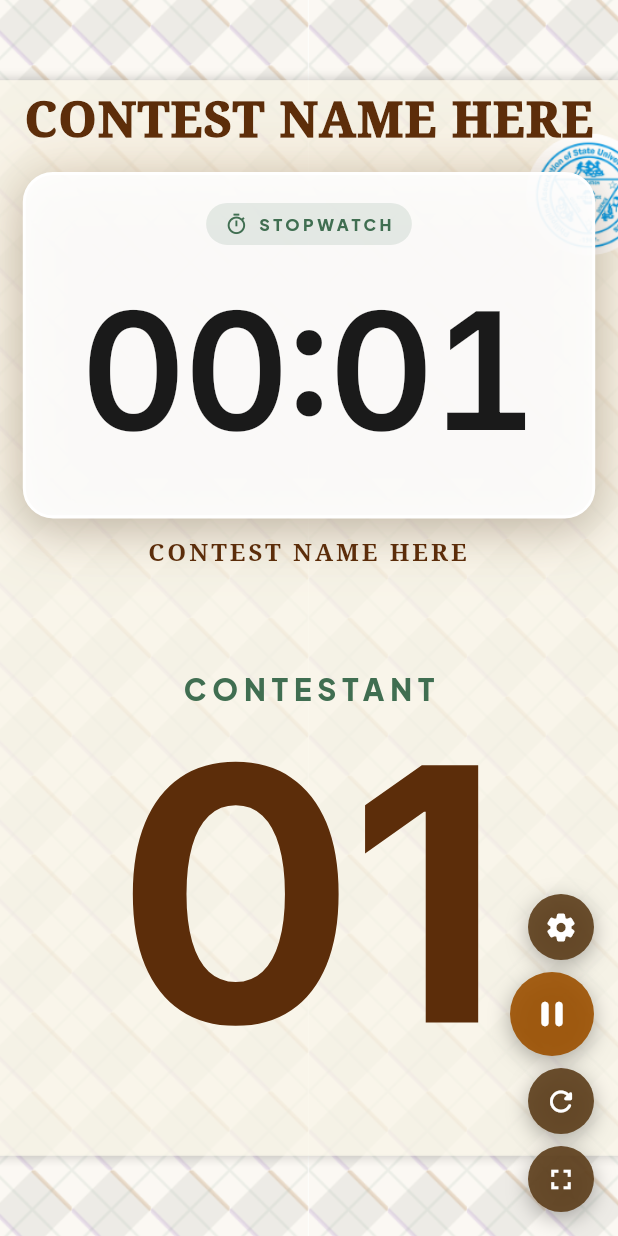
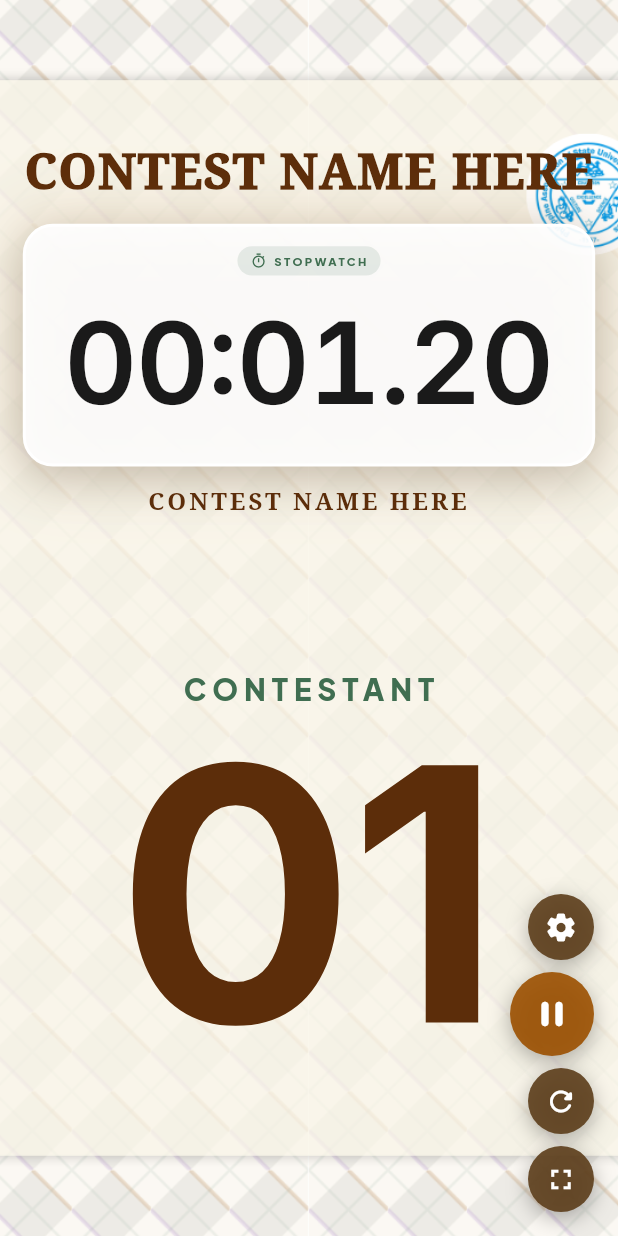
Before and after one commit to mjsolidarios/ncaf-timer, a Flutter app: the screen it shows after launch, after a tap on the "play arrow" icon, on a phone screen of 412 x 824 dp. Run offline on Flutter 3.47's test engine with Material 3 defaults, Android fonts, the phone set to English and light mode, and no system bars; our stand-ins replace flutter_animate, google_fonts.

Commit message:
Add milliseconds to timers and settings
Agent-Logs-Url: https://github.com/mjsolidarios/ncaf-timer/sessions/a22ea1bb-e2e2-4539-a6e8-d128b720f909

Co-authored-by: mjsolidarios <7346165+mjsolidarios@users.noreply.github.com>

```diff
--- a/lib/timer_app.dart
+++ b/lib/timer_app.dart
@@ -40,6 +40,8 @@ class _TimerHomePageState extends State<TimerHomePage>
       TextEditingController(text: '5');
   final TextEditingController _secondsController =
       TextEditingController(text: '0');
+  final TextEditingController _millisecondsController =
+      TextEditingController(text: '0');
 
   // Fullscreen / settings panel
   bool _isFullscreen = false;
@@ -79,6 +81,7 @@ class _TimerHomePageState extends State<TimerHomePage>
     _hoursController.dispose();
     _minutesController.dispose();
     _secondsController.dispose();
+    _millisecondsController.dispose();
     super.dispose();
   }
 
@@ -89,8 +92,9 @@ class _TimerHomePageState extends State<TimerHomePage>
       final h = int.tryParse(_hoursController.text) ?? 0;
       final m = int.tryParse(_minutesController.text) ?? 0;
       final s = int.tryParse(_secondsController.text) ?? 0;
-      _targetDuration = Duration(hours: h, minutes: m, seconds: s);
-      if (_targetDuration.inSeconds == 0) return;
+      final ms = int.tryParse(_millisecondsController.text) ?? 0;
+      _targetDuration = Duration(hours: h, minutes: m, seconds: s, milliseconds: ms);
+      if (_targetDuration.inMilliseconds == 0) return;
     }
 
     setState(() {
@@ -102,9 +106,9 @@ class _TimerHomePageState extends State<TimerHomePage>
       }
     });
 
-    _timer = Timer.periodic(const Duration(seconds: 1), (t) {
+    _timer = Timer.periodic(const Duration(milliseconds: 10), (t) {
       setState(() {
-        _elapsed += const Duration(seconds: 1);
+        _elapsed += const Duration(milliseconds: 10);
         if (_mode == TimerMode.countdown && _elapsed >= _targetDuration) {
           _elapsed = _targetDuration;
           _status = TimerStatus.finished;
@@ -121,9 +125,9 @@ class _TimerHomePageState extends State<TimerHomePage>
 
   void _resumeTimer() {
     setState(() => _status = TimerStatus.running);
-    _timer = Timer.periodic(const Duration(seconds: 1), (t) {
+    _timer = Timer.periodic(const Duration(milliseconds: 10), (t) {
       setState(() {
-        _elapsed += const Duration(seconds: 1);
+        _elapsed += const Duration(milliseconds: 10);
         if (_mode == TimerMode.countdown && _elapsed >= _targetDuration) {
           _elapsed = _targetDuration;
           _status = TimerStatus.finished;
@@ -163,8 +167,9 @@ class _TimerHomePageState extends State<TimerHomePage>
     final h = d.inHours;
     final m = d.inMinutes.remainder(60).toString().padLeft(2, '0');
     final s = d.inSeconds.remainder(60).toString().padLeft(2, '0');
-    if (h > 0) return '${h.toString().padLeft(2, '0')}:$m:$s';
-    return '$m:$s';
+    final cs = (d.inMilliseconds.remainder(1000) ~/ 10).toString().padLeft(2, '0');
+    if (h > 0) return '${h.toString().padLeft(2, '0')}:$m:$s.$cs';
+    return '$m:$s.$cs';
   }
 
   Color get _timerColor {
@@ -506,6 +511,19 @@ class _TimerHomePageState extends State<TimerHomePage>
                       controller: _secondsController,
                       label: 'SEC',
                       max: 59,
+                    ),
+                    Padding(
+                      padding: const EdgeInsets.symmetric(horizontal: 8),
+                      child: Text('.',
+                          style: GoogleFonts.notoSerif(
+                              fontSize: 28,
+                              fontWeight: FontWeight.w700,
+                              color: const Color(0xFF5C2D0A))),
+                    ),
+                    _SettingsField(
+                      controller: _millisecondsController,
+                      label: 'MS',
+                      max: 999,
                     ),
                   ],
                 ),
```
